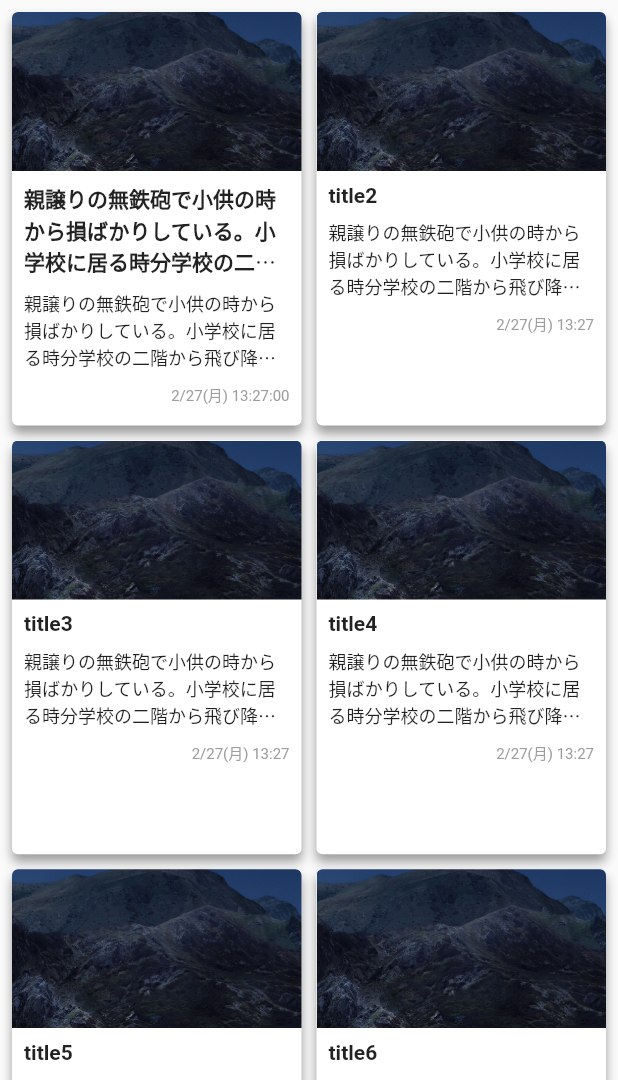
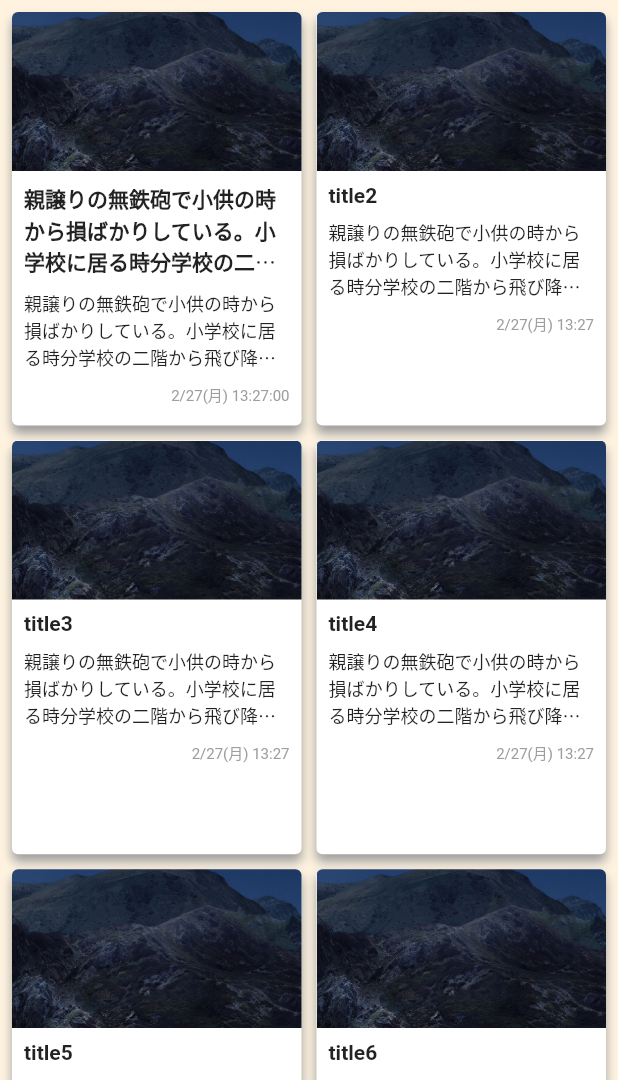
Before and after one commit to naoyasugita/clone_mrt_app, a Flutter app: the screen it shows after launch, on a phone screen of 412 x 824 dp, the part 156-1236 px from its top. Run offline on Flutter 3.47's test engine with Material 2 defaults, Android fonts, the phone set to English and light mode, and no system bars.

Commit message:
背景色を追加

```diff
--- a/clone_mrt_app/lib/screens/home_screen.dart
+++ b/clone_mrt_app/lib/screens/home_screen.dart
@@ -16,6 +16,7 @@ class MyAppHome extends StatelessWidget {
   @override
   Widget build(BuildContext context) {
     return Scaffold(
+      backgroundColor: Colors.orange[50],
       body: SafeArea(
         child: DefaultTabController(
           length: tabs.length,
```
